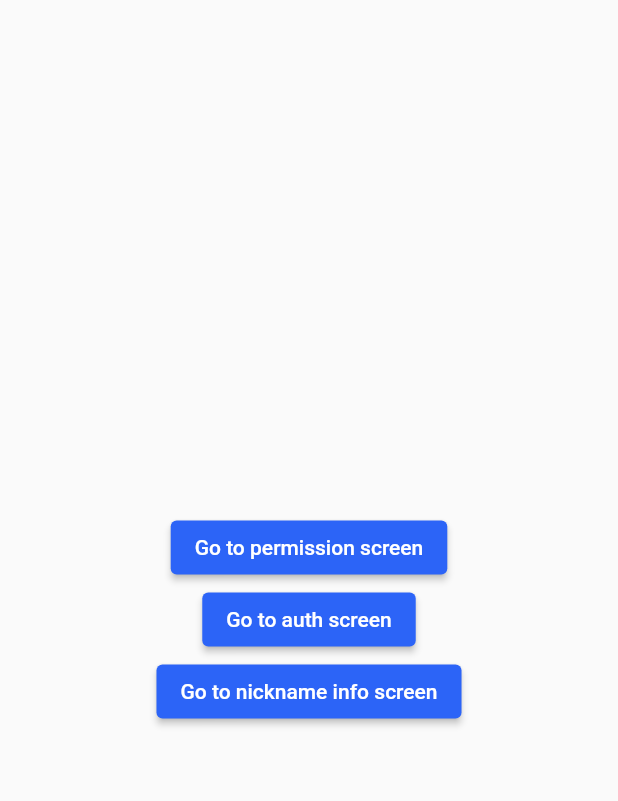
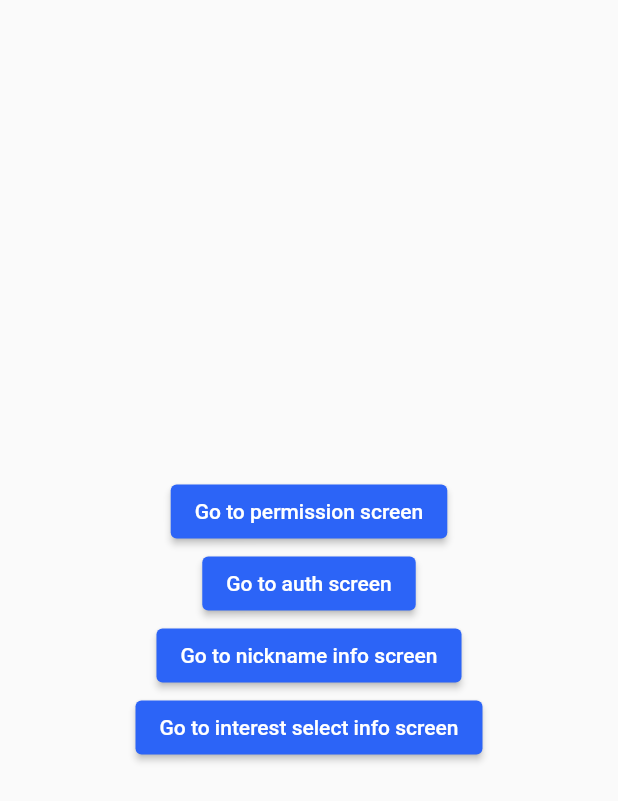
Before and after one commit to Nolajyo-Team-Project/nolajyo_project_front, a Flutter app: the screen it shows after launch, on a phone screen of 412 x 824 dp. Shown: the top 801 px of the screen. Run offline on Flutter 3.47's test engine with Material 2 defaults, Android fonts, the phone set to English and light mode, and no system bars; our stand-ins replace flutter_screenutil, fluttertoast, get.

Commit message:
create interest selection screen

```diff
--- a/lib/main.dart
+++ b/lib/main.dart
@@ -4,6 +4,7 @@ import 'package:flutter_screenutil/flutter_screenutil.dart';
 import 'package:nolajyo_project/res/components/base_screen.dart';
 import 'package:nolajyo_project/utils/utils.dart';
 import 'package:nolajyo_project/view/authentication/authentication_screen.dart';
+import 'package:nolajyo_project/view/information/interest_info/interest_select_screen.dart';
 import 'package:nolajyo_project/view/information/nickname/nickname_info_screen.dart';
 import 'package:nolajyo_project/view/persmission/permission_screen.dart';
 import 'package:get/get.dart';
@@ -42,6 +43,10 @@ class MyApp extends StatelessWidget {
             GetPage(
               name: '/nicknameInfo',
               page: () => const NicknameInfoScreen(),
+            ),
+            GetPage(
+              name: '/interestInfo',
+              page: () => const InterestSelectScreen(),
             ),
           ],
           title: '노라죠',
@@ -84,6 +89,10 @@ class TempHomeScreen extends StatelessWidget {
                 onPressed: () => Get.toNamed('/nicknameInfo'),
                 child: const Text("Go to nickname info screen"),
               ),
+              ElevatedButton(
+                onPressed: () => Get.toNamed('/interestInfo'),
+                child: const Text("Go to interest select info screen"),
+              ),
             ],
           ),
         ),
```
Also changed, not shown: lib/view/information/interest_info/interest_select_screen.dart (added, +11 -0 lines), 2 other files.
